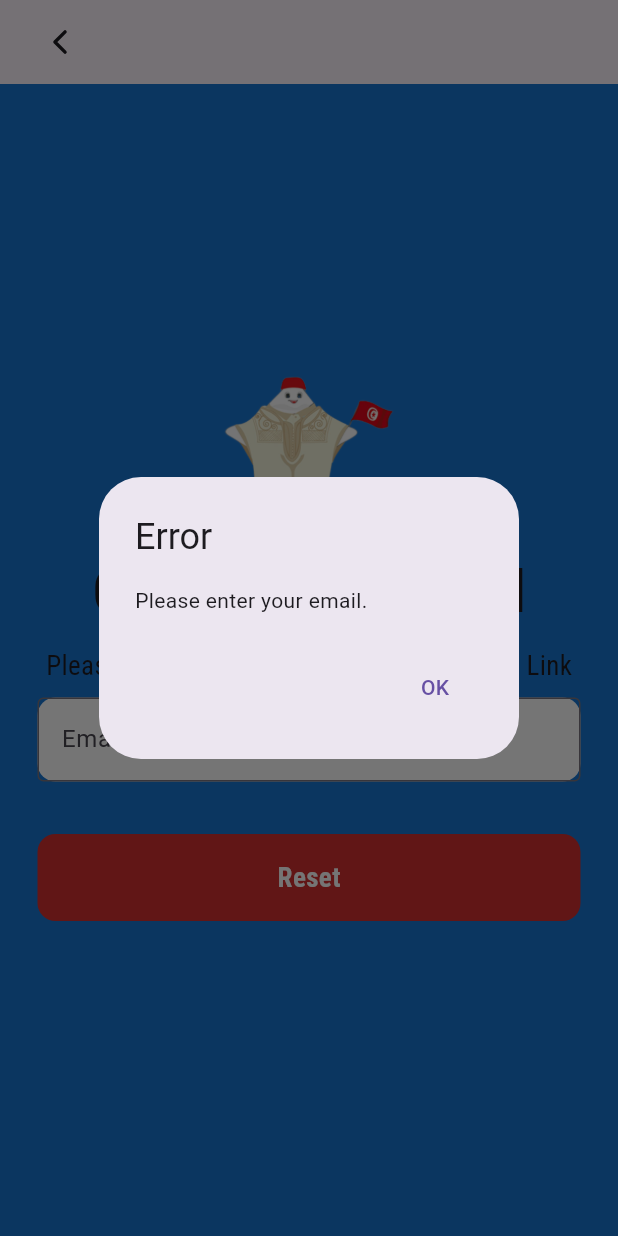
After one commit to Khelil-Ines/Flutter_App, a Flutter app: the ForgotPass screen opened by its route, after a tap on "Reset", on a phone screen of 412 x 824 dp. The commit adds this screen. Run offline on Flutter 3.47's test engine with Material 3 defaults, Android fonts, the phone set to English and light mode, and no system bars; our stand-ins replace bloc, cloud_firestore, file_picker, firebase_auth, firebase_core, firebase_storage and 7 more; missing offline and left inert: appinio_video_player, json_theme; accounts and stored records are empty.

Commit message:
forgot password

```diff
--- /dev/null
+++ b/sidi_bou/lib/ForgotPass.dart
@@ -0,0 +1,226 @@
+import 'package:firebase_auth/firebase_auth.dart';
+import 'package:flutter/cupertino.dart';
+import 'package:flutter/material.dart';
+import 'package:google_fonts/google_fonts.dart';
+import 'package:ionicons/ionicons.dart';
+import 'package:responsive_sizer/responsive_sizer.dart';
+import 'package:sidi_bou/LoginScreen.dart';
+
+class ForgotPass extends StatefulWidget {
+  const ForgotPass({Key? key}) : super(key: key);
+
+  @override
+  _ForgotPassState createState() => _ForgotPassState();
+}
+
+class _ForgotPassState extends State<ForgotPass> {
+  final TextEditingController _emailController = new TextEditingController();
+
+  @override
+  void dispose() {
+    _emailController.dispose();
+    super.dispose();
+  }
+
+  Future<void> resetPassword() async {
+    String email = _emailController.text.trim();
+
+    if (email.isEmpty) {
+      // Show error dialog if email is empty
+      showDialog(
+        context: context,
+        builder: (context) {
+          return AlertDialog(
+            title: Text("Error"),
+            content: Text("Please enter your email."),
+            actions: <Widget>[
+              TextButton(
+                onPressed: () {
+                  Navigator.of(context).pop();
+                },
+                child: Text("OK"),
+              ),
+            ],
+          );
+        },
+      );
+      return; // Exit function if email is empty
+    }
+
+    try {
+      await FirebaseAuth.instance.sendPasswordResetEmail(email: email);
+      // Show success dialog if email is sent successfully
+      showDialog(
+        context: context,
+        builder: (context) {
+          return AlertDialog(
+            title: Text("Success"),
+            content: Text("Password reset link sent! Check your email."),
+            actions: <Widget>[
+              TextButton(
+                onPressed: () {
+                  // Reset email field after success dialog is dismissed
+                  _emailController.clear();
+                  Navigator.of(context).pushReplacementNamed('LoginScreen');
+                },
+                child: Text("OK"),
+              ),
+            ],
+          );
+        },
+      );
+    } on FirebaseAuthException catch (e) {
+      String errorMessage = "An unexpected error occurred. Please try again.";
+      if (e.code == 'user-not-found') {
+        errorMessage = "No user found with this email.";
+      } else if (e.code == 'invalid-email') {
+        errorMessage = "The email address is badly formatted.";
+      }
+
+      // Show error dialog for Firebase Auth exceptions
+      showDialog(
+        context: context,
+        builder: (context) {
+          return AlertDialog(
+            title: Text("Error"),
+            content: Text(errorMessage),
+            actions: <Widget>[
+              TextButton(
+                onPressed: () {
+                  Navigator.of(context).pop();
+                },
+                child: Text("OK"),
+              ),
+            ],
+          );
+        },
+      );
+    } catch (e) {
+      // Show error dialog for other exceptions
+      showDialog(
+        context: context,
+        builder: (context) {
+          return AlertDialog(
+            title: Text("Error"),
+            content: Text("An unexpected error occurred. Please try again."),
+            actions: <Widget>[
+              TextButton(
+                onPressed: () {
+                  Navigator.of(context).pop();
+                },
+                child: Text("OK"),
+              ),
+            ],
+          );
+        },
+      );
+    }
+  }
+
+  @override
+  Widget build(BuildContext context) {
+    return Scaffold(
+      appBar: AppBar(
+        leading: IconButton(
+          onPressed: () {
+            Navigator.push(
+              context,
+              MaterialPageRoute(
+                builder: (context) => const LoginScreen(),
+              ),
+            );
+          },
+          icon: const Icon(Ionicons.chevron_back_outline),
+        ),
+        leadingWidth: 80,
+      ),
+      backgroundColor: Colors.blue[700],
+      body: SafeArea(
+        child: Center(
+          child: SingleChildScrollView(
+            child: Form(
+              // Assign the form key to the Form widget
+              child: Column(
+                mainAxisAlignment: MainAxisAlignment.center,
+                children: [
+                  // Image
+                  Image.asset(
+                    'images/mascotte.png',
+                    height: 100,
+                  ),
+                  SizedBox(height: 20),
+                  // Title
+                  Text(
+                    'Change Password',
+                    style: GoogleFonts.robotoCondensed(
+                      fontSize: 40,
+                      fontWeight: FontWeight.bold,
+                    ),
+                  ),
+                  // Subtitle
+                  Padding(
+                    padding: const EdgeInsets.all(8.0),
+                    child: Text(
+                      'Please Enter Your Email, we will send you a Link',
+                      style: GoogleFonts.robotoCondensed(fontSize: 18),
+                    ),
+                  ),
+                  // Email TextField
+                  Padding(
+                    padding: const EdgeInsets.symmetric(horizontal: 25),
+                    child: Container(
+                      decoration: BoxDecoration(
+                        color: Colors.white,
+                        borderRadius: BorderRadius.circular(12),
+                      ),
+                      child: TextFormField(
+                        controller: _emailController,
+                        validator: (value) {
+                          if (value == null || value.isEmpty) {
+                            return "Enter your email";
+                          }
+                          return null; // No error if validation passes
+                        },
+                        decoration: InputDecoration(
+                          border: OutlineInputBorder(),
+                          hintText: 'Email',
+                        ),
+                      ),
+                    ),
+                  ),
+                  SizedBox(height: 20),
+
+                  SizedBox(height: 15),
+                  // Login Button
+                  Padding(
+                    padding: const EdgeInsets.symmetric(horizontal: 25),
+                    child: GestureDetector(
+                      onTap: resetPassword,
+                      child: Container(
+                        padding: EdgeInsets.all(16),
+                        decoration: BoxDecoration(
+                            color: Colors.red[700],
+                            borderRadius: BorderRadius.circular(12)),
+                        child: Center(
+                          child: Text(
+                            'Reset',
+                            style: GoogleFonts.robotoCondensed(
+                              color: Colors.white,
+                              fontWeight: FontWeight.bold,
+                              fontSize: 18,
+                            ),
+                          ),
+                        ),
+                      ),
+                    ),
+                  ),
+                  SizedBox(height: 20),
+                ],
+              ),
+            ),
+          ),
+        ),
+      ),
+    );
+  }
+}
--- a/sidi_bou/lib/main.dart
+++ b/sidi_bou/lib/main.dart
@@ -3,6 +3,7 @@ import 'package:flutter/material.dart';
 import 'package:flutter_bloc/flutter_bloc.dart';
 import 'package:provider/provider.dart';
 import 'package:shared_preferences/shared_preferences.dart';
+import 'package:sidi_bou/ForgotPass.dart';
 import 'package:sidi_bou/HistoriqueScreen.dart';
 import 'package:sidi_bou/QuizzScreens/QuizzHome.dart';
 import 'package:sidi_bou/QuizzScreens/QuizzQuestion.dart';
@@ -60,6 +61,9 @@ class MyApp extends StatelessWidget {
               'QuizzScreen': (context) => const QuizzHome(),
               'VideoScreen': (context) => const VideoPlayerPage(),
               'QuizzQuestion': (context) => const QuizzQuestion(),
+              'ForgotPass': (context) => const ForgotPass(),
+
+
             },
           );
         });
--- a/sidi_bou/pubspec.yaml
+++ b/sidi_bou/pubspec.yaml
@@ -59,6 +59,7 @@ dependencies:
   shared_preferences: 2.0.15
   json_theme: ^6.4.1
   provider: ^6.1.2
+  responsive_sizer: 3.3.1
 
 
 
```
Also changed, not shown: sidi_bou/lib/LoginScreen.dart (+27 -0 lines), sidi_bou/lib/settings/set_account.dart (+26 -26 lines), sidi_bou/pubspec.lock.
